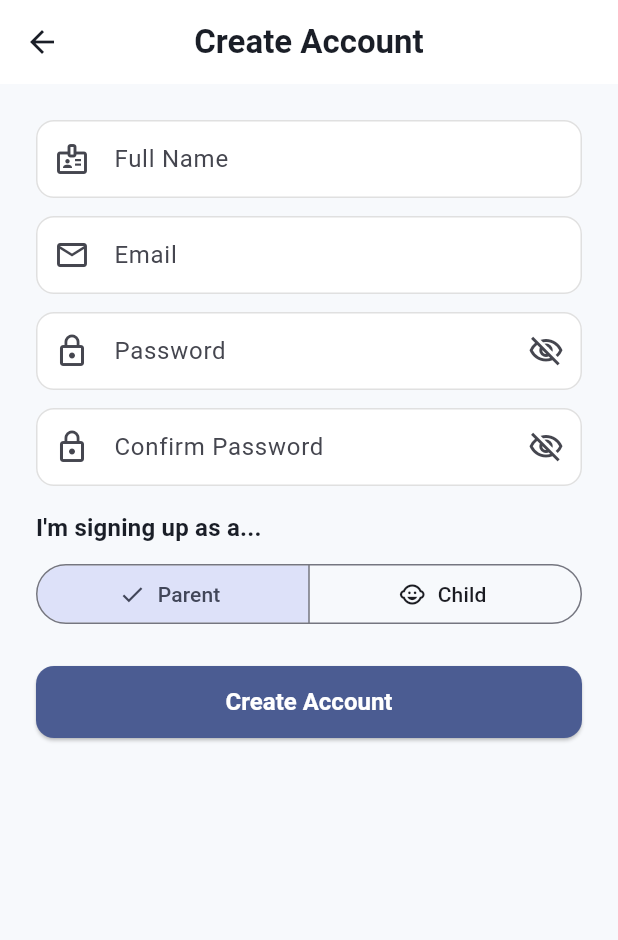
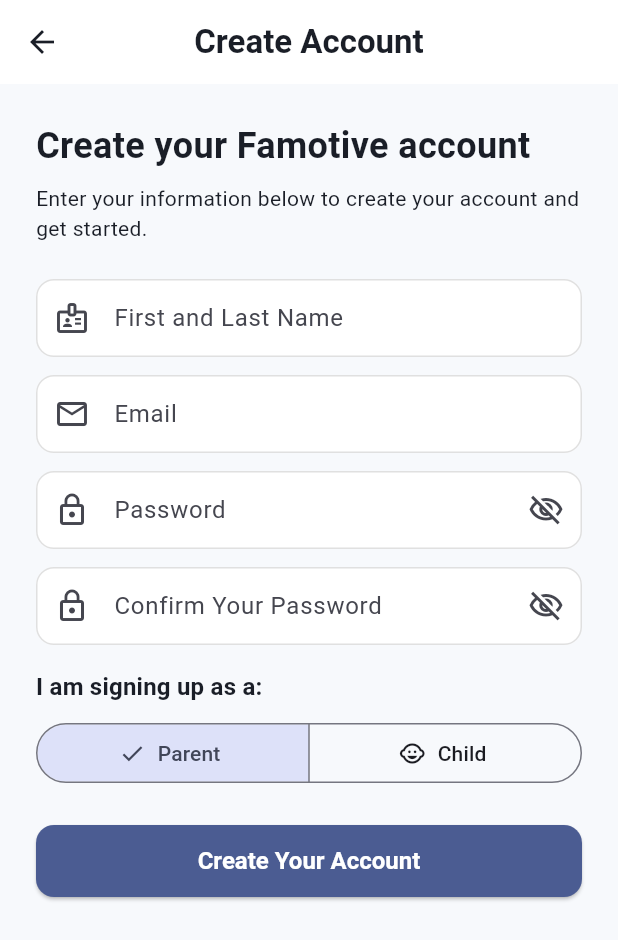
Before and after one commit to Cos229-239/2609_Team02, a Flutter app: the RegisterScreen screen opened by its route, on a phone screen of 412 x 824 dp. Shown: the top 940 px of the screen. Run offline on Flutter 3.47's test engine with Material 3 defaults, Android fonts, the phone set to English and light mode, and no system bars; accounts and stored records are empty.

Commit message:
Improve account creation UI

```diff
--- a/lib/features/auth/screens/register_screen.dart
+++ b/lib/features/auth/screens/register_screen.dart
@@ -66,9 +66,22 @@
             child: Column(
               crossAxisAlignment: CrossAxisAlignment.stretch,
               children: [
+                const Text(
+                  'Create your Famotive account',
+                  style: TextStyle(fontSize: 24, fontWeight: FontWeight.bold),
+                ),
+                const SizedBox(height: 8),
+                const Text(
+                  'Enter your information below to create your account and get started.',
+                  style: TextStyle(fontSize: 14),
+                ),
+                const SizedBox(height:24),
+
+
+
                 AuthTextField(
                   controller: _nameController,
-                  label: 'Full Name',
+                  label: 'First and Last Name',
                   icon: Icons.badge_outlined,
                   validator: (v) => Validators.required(v, fieldName: 'Name'),
                 ),
@@ -91,14 +104,14 @@
                 const SizedBox(height: 12),
                 AuthTextField(
                   controller: _confirmPasswordController,
-                  label: 'Confirm Password',
+                  label: 'Confirm Your Password',
                   icon: Icons.lock_outline,
                   obscureText: true,
                   textInputAction: TextInputAction.done,
                   validator: Validators.confirmPassword(() => _passwordController.text),
                 ),
                 const SizedBox(height: 16),
-                Text("I'm signing up as a...", style: Theme.of(context).textTheme.titleMedium),
+                Text("I am signing up as a:", style: Theme.of(context).textTheme.titleMedium),
                 const SizedBox(height: 8),
                 SegmentedButton<UserRole>(
                   segments: const [
@@ -110,7 +123,7 @@
                 ),
                 const SizedBox(height: 24),
                 AppButton(
-                  label: 'Create Account',
+                  label: 'Create Your Account',
                   isLoading: _isSubmitting,
                   onPressed: _handleRegister,
                 ),
```
